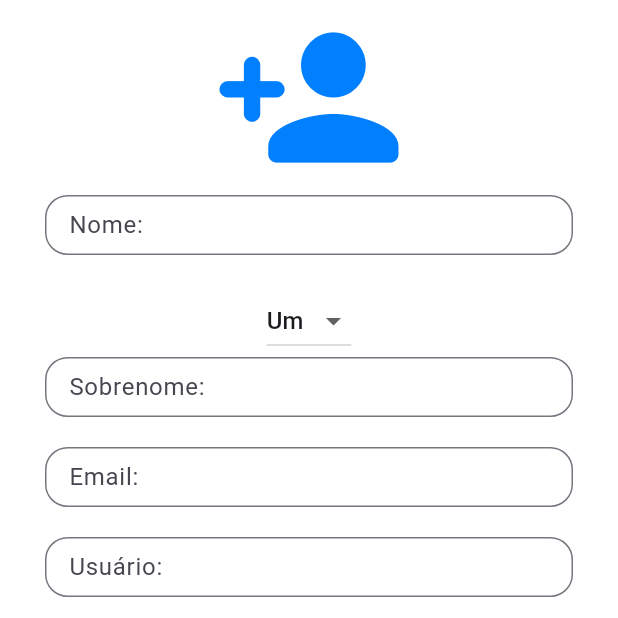
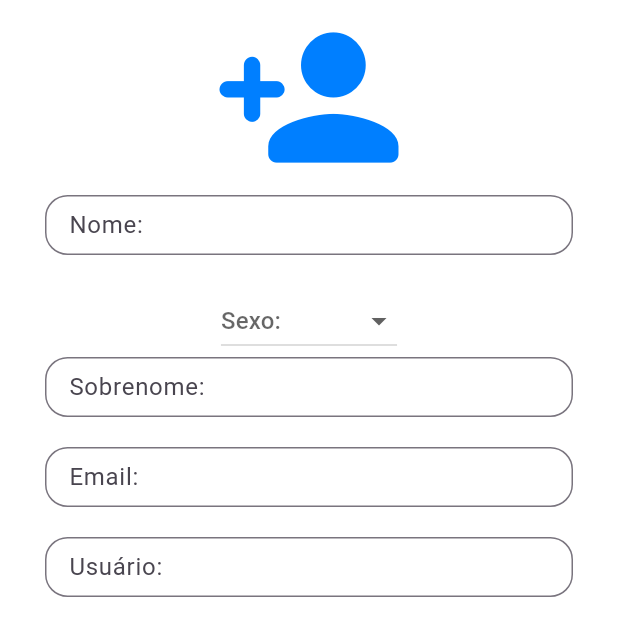
Before and after one commit to MySoloQ/derredor, a Flutter app: the screen it shows after launch, on a phone screen of 412 x 824 dp, the top half of it. Run offline on Flutter 3.47's test engine with Material 3 defaults, Android fonts, the phone set to English and light mode, and no system bars; our stand-ins replace carousel_slider; missing offline and left inert: dart:ffi.

Commit message:
teste da seleção de sexo

```diff
--- a/lib/pages/register_page.dart
+++ b/lib/pages/register_page.dart
@@ -17,8 +17,8 @@ class _RegisterpageState extends State<Registerpage> {
     double largura = MediaQuery.of(context).size.width;
     double altura = MediaQuery.of(context).size.height;
 
-    final List<String> _sexList = ['Um', 'Dois'];
-    String _selectedSex = 'Um';
+    final List<String> _sexList = ['Masculino', 'Feminino', 'Não definido'];
+    String? _selectedSex;
 
     return Scaffold(
       backgroundColor: Colors.white,
@@ -48,22 +48,34 @@ class _RegisterpageState extends State<Registerpage> {
                 ),
               ),
             ),
+            // DropdownButton(
+            //   value: _selectedItem,
+            //   items: _dropDownItems.map((String item) {
+            //     return DropdownMenuItem(
+            //       value: item,
+            //       child: Text(item),
+            //     );
+            //   }).toList(),
+            //   onChanged: (String? value) {
+            //     setState(() {
+            //       _selectedItem = value!;
+            //       print(value);
+            //     });
+            //   },
+            //   icon: const Icon(Icons.arrow_drop_down),
+            // ),
             DropdownButton(
-              value: _selectedSex,
-              items: _sexList.map((String item) {
-                return DropdownMenuItem(
-                  value: item,
-                  child: Text(item),
-                );
-              }).toList(),
-              onChanged: (String? value) {
-                setState(() {
-                  _selectedSex = value!;
-                  print(value);
-                });
-              },
-              icon: const Icon(Icons.arrow_drop_down),
-            ),
+                hint: Text('Sexo:'),
+                value: _selectedSex,
+                items: _sexList
+                    .map((item) =>
+                        DropdownMenuItem(value: item, child: Text("$item")))
+                    .toList(),
+                onChanged: (value) {
+                  setState(() {
+                    _selectedSex = value;
+                  });
+                }),
             Container(
               width: largura,
               height: 60,
```
